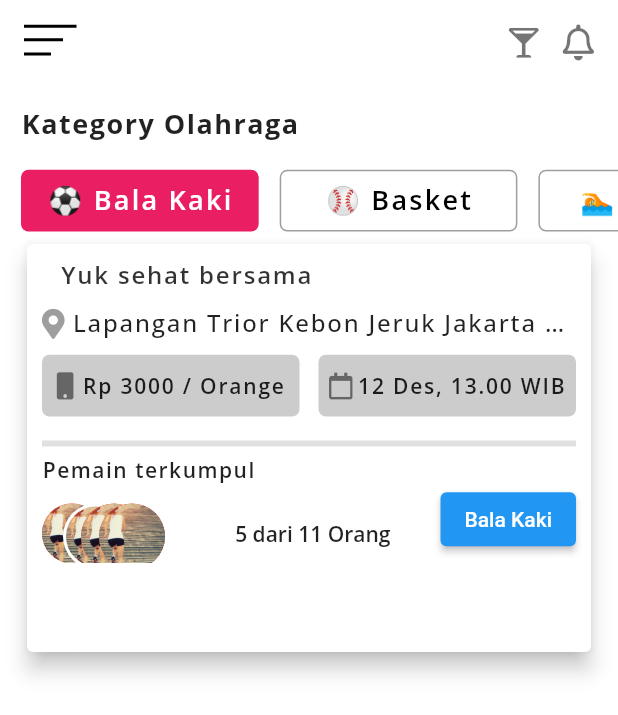
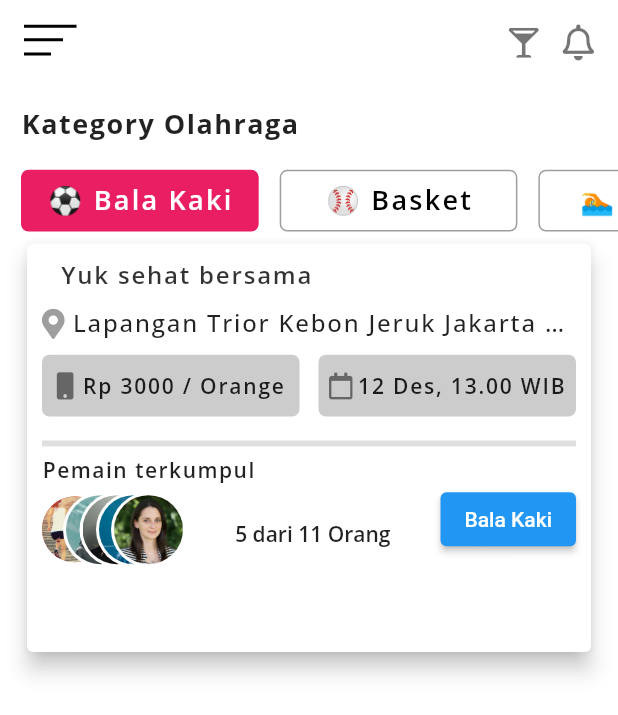
Before and after one commit to mscsapan/PlayTo-App, a Flutter app: the screen it shows after launch, on a phone screen of 412 x 824 dp. Shown: the top 715 px of the screen. Run offline on Flutter 3.47's test engine with Material 2 defaults, Android fonts, the phone set to English and light mode, and no system bars; our stand-ins replace bloc, flutter_bloc, font_awesome_flutter, google_fonts.

Commit message:
Overlaping images fixed

```diff
--- a/lib/src/views/category_details.dart
+++ b/lib/src/views/category_details.dart
@@ -2,6 +2,7 @@ import 'package:flutter/material.dart';
 import 'package:font_awesome_flutter/font_awesome_flutter.dart';
 import 'package:google_fonts/google_fonts.dart';
 import 'package:play_to_app/src/data/data_list.dart';
+import 'package:play_to_app/src/views/event_details.dart';
 
 class CategoryDetails extends StatelessWidget {
   const CategoryDetails({Key? key}) : super(key: key);
@@ -98,117 +99,7 @@ class CategoryDetails extends StatelessWidget {
               ),
               const SizedBox(height: 10.0),
               const Divider(thickness: 4.0),
-              Row(
-                mainAxisAlignment: MainAxisAlignment.spaceBetween,
-                children: [
-                  Column(
-                    crossAxisAlignment: CrossAxisAlignment.start,
-                    children: [
-                      Text(
-                        'Pemain terkumpul',
-                        style: GoogleFonts.openSans(
-                          fontSize: 14.0,
-                          fontWeight: FontWeight.w600,
-                          letterSpacing: 1.0,
-                        ),
-                      ),
-                      Container(
-                        height: _size.height * 0.08,
-                        width: _size.width * 0.6,
-                        //color: Colors.red,
-                        child: Row(
-                          mainAxisSize: MainAxisSize.min,
-                          children: [
-                            Container(
-                              width: _size.width / 3.2,
-                              color: Colors.white,
-                              child: Stack(
-                                children: [
-                                  Container(
-                                    height: 40.0,
-                                    width: 40.0,
-                                    decoration: BoxDecoration(
-                                        color: Colors.red,
-                                        shape: BoxShape.circle,
-                                        image: DecorationImage(
-                                            fit: BoxFit.cover,
-                                            image: AssetImage(
-                                                'assets/images/female-running-stairs.jpg'))),
-                                  ),
-                                  Positioned(
-                                    top: 0.0,
-                                    left: 14.0,
-                                    child: Container(
-                                      height: 44.0,
-                                      width: 44.0,
-                                      decoration: const BoxDecoration(
-                                        color: Colors.white,
-                                        shape: BoxShape.circle,
-                                      ),
-                                      child: Padding(
-                                        padding: const EdgeInsets.all(2),
-                                        child: Container(
-                                          height: 44.0,
-                                          width: 44,
-                                          decoration: const BoxDecoration(
-                                              shape: BoxShape.circle,
-                                              image: DecorationImage(
-                                                  fit: BoxFit.cover,
-                                                  image: AssetImage(
-                                                      'assets/images/female-running-stairs.jpg'))),
-                                        ),
-                                      ),
-                                    ),
-                                  ),
-                                  Positioned(
-                                    top: 0.0,
-                                    left: 26.0,
-                                    child: Container(
-                                      height: 44.0,
-                                      width: 44.0,
-                                      decoration: BoxDecoration(
-                                          color: Colors.red,
-                                          shape: BoxShape.circle,
-                                          image: DecorationImage(
-                                              fit: BoxFit.cover,
-                                              image: AssetImage(
-                                                  'assets/images/female-running-stairs.jpg'))),
-                                    ),
-                                  ),
-                                  Positioned(
-                                    top: 0.0,
-                                    left: 38.0,
-                                    child: Container(
-                                      height: 44.0,
-                                      width: 44.0,
-                                      decoration: BoxDecoration(
-                                          color: Colors.red,
-                                          shape: BoxShape.circle,
-                                          image: DecorationImage(
-                                              fit: BoxFit.cover,
-                                              image: AssetImage(
-                                                  'assets/images/female-running-stairs.jpg'))),
-                                    ),
-                                  ),
-                                ],
-                              ),
-                            ),
-                            Text(
-                              '5 dari 11 Orang',
-                              style: GoogleFonts.openSans(
-                                fontSize: 14.0,
-                                fontWeight: FontWeight.w600,
-                              ),
-                            )
-                          ],
-                        ),
-                      ),
-                    ],
-                  ),
-                  ElevatedButton(
-                      onPressed: () {}, child: const Text('Bala Kaki'))
-                ],
-              ),
+              const EventCategory()
             ],
           ),
         ),
--- /dev/null
+++ b/lib/src/views/event_details.dart
@@ -0,0 +1,49 @@
+import 'package:flutter/material.dart';
+import 'package:google_fonts/google_fonts.dart';
+import 'package:play_to_app/src/views/stack_images.dart';
+
+class EventCategory extends StatelessWidget {
+  const EventCategory({Key? key}) : super(key: key);
+
+  @override
+  Widget build(BuildContext context) {
+    final _size = MediaQuery.of(context).size;
+    return Row(
+      mainAxisAlignment: MainAxisAlignment.spaceBetween,
+      children: [
+        Column(
+          crossAxisAlignment: CrossAxisAlignment.start,
+          children: [
+            Text(
+              'Pemain terkumpul',
+              style: GoogleFonts.openSans(
+                fontSize: 14.0,
+                fontWeight: FontWeight.w600,
+                letterSpacing: 1.0,
+              ),
+            ),
+            SizedBox(
+              height: _size.height * 0.08,
+              width: _size.width * 0.6,
+              //color: Colors.red,
+              child: Row(
+                mainAxisSize: MainAxisSize.min,
+                children: [
+                  const StackImages(),
+                  Text(
+                    '5 dari 11 Orang',
+                    style: GoogleFonts.openSans(
+                      fontSize: 14.0,
+                      fontWeight: FontWeight.w600,
+                    ),
+                  )
+                ],
+              ),
+            ),
+          ],
+        ),
+        ElevatedButton(onPressed: () {}, child: const Text('Bala Kaki'))
+      ],
+    );
+  }
+}
--- /dev/null
+++ b/lib/src/views/single_stack_image.dart
@@ -0,0 +1,38 @@
+import 'package:flutter/material.dart';
+
+class SingleImage extends StatelessWidget {
+  const SingleImage(
+      {Key? key, required this.leftPosition, required this.imageNo})
+      : super(key: key);
+  final double? leftPosition;
+  final int imageNo;
+
+  @override
+  Widget build(BuildContext context) {
+    return Positioned(
+      top: -5.0,
+      left: leftPosition,
+      bottom: 0.0,
+      child: Container(
+        height: 50.0,
+        width: 50.0,
+        decoration: const BoxDecoration(
+          color: Colors.white,
+          shape: BoxShape.circle,
+        ),
+        child: Padding(
+          padding: const EdgeInsets.all(2.0),
+          child: Container(
+            decoration: BoxDecoration(
+              shape: BoxShape.circle,
+              image: DecorationImage(
+                fit: BoxFit.cover,
+                image: AssetImage('assets/images/$imageNo.jpg'),
+              ),
+            ),
+          ),
+        ),
+      ),
+    );
+  }
+}
--- /dev/null
+++ b/lib/src/views/stack_images.dart
@@ -0,0 +1,52 @@
+import 'package:flutter/material.dart';
+import 'package:play_to_app/src/views/single_stack_image.dart';
+
+class StackImages extends StatelessWidget {
+  const StackImages({Key? key}) : super(key: key);
+  final String image = 'assets/images/female-running-stairs.jpg';
+
+  @override
+  Widget build(BuildContext context) {
+    final _size = MediaQuery.of(context).size;
+    return Container(
+      width: _size.width / 3.2,
+      height: _size.height * 0.06,
+      color: Colors.white,
+      child: Stack(
+        clipBehavior: Clip.none,
+        // fit: StackFit.expand,
+        children: [
+          Container(
+            height: 44.0,
+            width: 44.0,
+            decoration: BoxDecoration(
+              color: Colors.red,
+              shape: BoxShape.circle,
+              image: DecorationImage(
+                fit: BoxFit.cover,
+                image: AssetImage(image),
+              ),
+            ),
+            // child: Image.asset(image, fit: BoxFit.cover),
+          ),
+          const SingleImage(
+            leftPosition: 14,
+            imageNo: 1,
+          ),
+          const SingleImage(
+            leftPosition: 25,
+            imageNo: 2,
+          ),
+          const SingleImage(
+            leftPosition: 36,
+            imageNo: 3,
+          ),
+          const SingleImage(
+            leftPosition: 46,
+            imageNo: 4,
+          ),
+        ],
+      ),
+    );
+  }
+}
```
Also changed, not shown: assets/images/1.jpg (added), assets/images/2.jpg (added), assets/images/3.jpg (added), assets/images/4.jpg (added).
